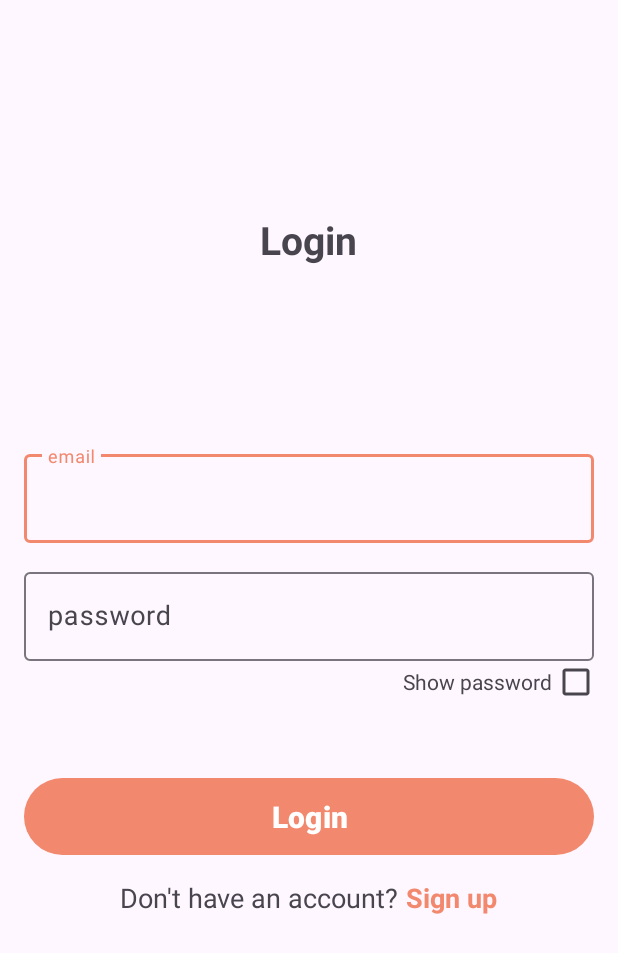
After one commit to ge-andrew/BarterBuddy, an Android app: the loginPage screen opened directly, with no data from a screen before it, on a phone screen of 412 x 824 dp. The commit adds this screen. Shown: the top 953 px of the screen. Run offline under Robolectric (Android 15) with nearby library versions, the phone set to English and light mode, and no system bars.

Commit message:
Added UI for login screen. Still needs some work but I need to commit to switch to my desktop.

```diff
--- a/app/src/main/AndroidManifest.xml
+++ b/app/src/main/AndroidManifest.xml
@@ -12,6 +12,9 @@
         android:supportsRtl="true"
         android:theme="@style/Theme.BarterBuddy"
         tools:targetApi="31">
+        <activity
+            android:name=".activities.loginPage"
+            android:exported="false" />
         <activity
             android:name=".activities.CreateAccountPage"
             android:exported="false" />
--- a/app/src/main/java/com/example/barterbuddy/activities/CreateAccountPage.java
+++ b/app/src/main/java/com/example/barterbuddy/activities/CreateAccountPage.java
@@ -98,10 +98,10 @@ public class CreateAccountPage extends AppCompatActivity {
           query
               .get()
               .addOnCompleteListener(
-                  task -> {
-                    if (task.isSuccessful()) {
+                  documentSnapshot -> {
+                    if (documentSnapshot.isSuccessful()) {
                       boolean usernameAlreadyExists = false;
-                      for (QueryDocumentSnapshot document : task.getResult()) {
+                      for (QueryDocumentSnapshot document : documentSnapshot.getResult()) {
                         if (document.get("username") != null) {
                           usernameAlreadyExists = true;
                         }
@@ -154,7 +154,7 @@ public class CreateAccountPage extends AppCompatActivity {
         .addOnCompleteListener(
             task -> {
               if (task.isSuccessful()) {
-                showAccountedCreatedToast();
+                showAccountCreatedToast();
                 addUserToFirestore(user);
                 finish();
               } else {
@@ -168,7 +168,7 @@ public class CreateAccountPage extends AppCompatActivity {
             });
   }
 
-  public void showAccountedCreatedToast() {
+  public void showAccountCreatedToast() {
     Toast.makeText(CreateAccountPage.this, "Account created!", Toast.LENGTH_SHORT).show();
   }
 
--- /dev/null
+++ b/app/src/main/java/com/example/barterbuddy/activities/loginPage.java
@@ -0,0 +1,14 @@
+package com.example.barterbuddy.activities;
+
+import androidx.appcompat.app.AppCompatActivity;
+import android.os.Bundle;
+import com.example.barterbuddy.R;
+
+public class loginPage extends AppCompatActivity {
+
+  @Override
+  protected void onCreate(Bundle savedInstanceState) {
+    super.onCreate(savedInstanceState);
+    setContentView(R.layout.activity_login_page);
+  }
+}
--- /dev/null
+++ b/app/src/main/res/layout/activity_login_page.xml
@@ -0,0 +1,128 @@
+<?xml version="1.0" encoding="utf-8"?>
+<LinearLayout xmlns:android="http://schemas.android.com/apk/res/android"
+    xmlns:app="http://schemas.android.com/apk/res-auto"
+    xmlns:tools="http://schemas.android.com/tools"
+    android:layout_width="match_parent"
+    android:layout_height="match_parent"
+    tools:context=".activities.loginPage"
+    android:orientation="vertical"
+    android:padding="16dp"
+    android:gravity="center_horizontal">
+
+    <TextView
+        android:layout_width="wrap_content"
+        android:layout_height="wrap_content"
+        android:layout_marginTop="126dp"
+        android:layout_marginBottom="108dp"
+        android:text="@string/login"
+        android:textSize="26sp"
+        android:textStyle="bold" />
+
+    <LinearLayout
+        android:layout_width="match_parent"
+        android:layout_height="wrap_content"
+        android:gravity="center"
+        android:orientation="vertical">
+
+
+
+        <com.google.android.material.textfield.TextInputLayout
+            android:layout_width="match_parent"
+            android:layout_height="wrap_content"
+            android:layout_marginTop="12dp"
+            android:layout_marginBottom="2dp">
+
+            <com.google.android.material.textfield.TextInputEditText
+                android:id="@+id/email_text_field"
+                android:layout_width="match_parent"
+                android:layout_height="wrap_content"
+                android:hint="@string/email"
+                android:inputType="textEmailAddress"
+                android:textColorHighlight="@color/peach"
+                android:textSize="18sp" />
+        </com.google.android.material.textfield.TextInputLayout>
+
+        <com.google.android.material.textfield.TextInputLayout
+            android:layout_width="match_parent"
+            android:layout_height="wrap_content"
+            android:layout_marginTop="12dp"
+            android:layout_marginBottom="2dp">
+
+            <com.google.android.material.textfield.TextInputEditText
+                android:id="@+id/password_text_field"
+                android:layout_width="match_parent"
+                android:layout_height="wrap_content"
+                android:hint="@string/password"
+                android:inputType="textPassword"
+                android:textColorHighlight="@color/peach"
+                android:textSize="18sp" />
+        </com.google.android.material.textfield.TextInputLayout>
+
+        <LinearLayout
+            android:layout_width="match_parent"
+            android:layout_height="wrap_content"
+            android:layout_marginBottom="48dp"
+            android:gravity="end"
+            android:orientation="horizontal">
+
+            <TextView
+                android:id="@+id/invalidUsernameOrPasswordWarning"
+                android:layout_width="wrap_content"
+                android:layout_height="wrap_content"
+                android:text="Invalid email or password"
+                android:textColor="@color/red"
+                android:visibility="gone"
+                android:layout_weight="1"/>
+
+            <TextView
+                android:layout_width="wrap_content"
+                android:layout_height="wrap_content"
+                android:text="@string/show_password" />
+
+            <CheckBox
+                android:id="@+id/show_password_checkbox"
+                android:layout_width="24dp"
+                android:layout_height="24dp"
+                android:layout_marginStart="4dp"
+                android:checked="false" />
+
+        </LinearLayout>
+
+
+        <Button
+            android:id="@+id/login_button"
+            android:layout_width="match_parent"
+            android:layout_height="wrap_content"
+            android:layout_marginBottom="12dp"
+            android:padding="12dp"
+            android:text="@string/login"
+            android:textSize="20sp"
+            android:textStyle="bold" />
+
+        <LinearLayout
+            android:layout_width="match_parent"
+            android:layout_height="wrap_content"
+            android:layout_marginBottom="12dp"
+            android:gravity="center_horizontal"
+            android:orientation="horizontal">
+
+            <TextView
+                android:layout_width="wrap_content"
+                android:layout_height="wrap_content"
+                android:text="Don't have an account? "
+                android:textSize="18sp" />
+
+            <TextView
+                android:id="@+id/sign_up_text_view"
+                android:layout_width="wrap_content"
+                android:layout_height="wrap_content"
+                android:text="Sign up"
+                android:textColor="@color/peach"
+                android:textSize="18sp"
+                android:textStyle="bold" />
+
+        </LinearLayout>
+
+    </LinearLayout>
+
+</LinearLayout>
```
